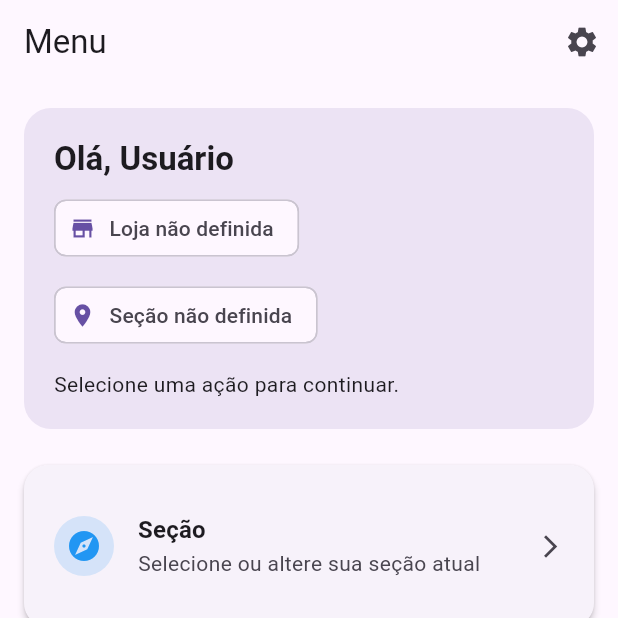
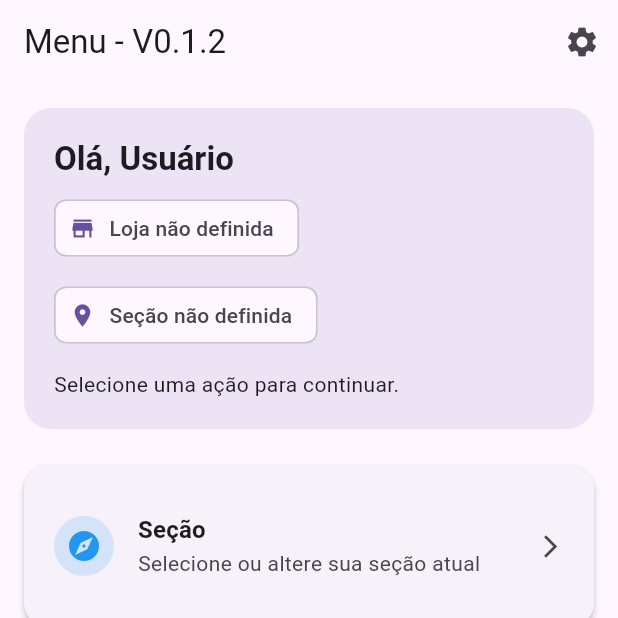
Before and after one commit to JoaoGAlmeidaS/ScannerApp, a Flutter app: the MenuPage screen opened directly, on a phone screen of 412 x 824 dp, the top half of it. Run offline on Flutter 3.47's test engine with Material 3 defaults, Android fonts, the phone set to English and light mode, and no system bars; our stand-ins replace audioplayers, file_picker, share_plus, shared_preferences, sqflite; missing offline and left inert: mobile_scanner; accounts and stored records are empty.

```diff
--- a/lib/pages/menu_page.dart
+++ b/lib/pages/menu_page.dart
@@ -22,7 +22,7 @@ class _MenuPageState extends State<MenuPage> {
     return Scaffold(
       appBar: AppBar(
         automaticallyImplyLeading: false,
-        title: const Text('Menu'),
+        title: const Text('Menu - V0.1.2'),
         actions: [
           IconButton(
             icon: const Icon(Icons.settings),
```
Also changed, not shown: 1 other file.
